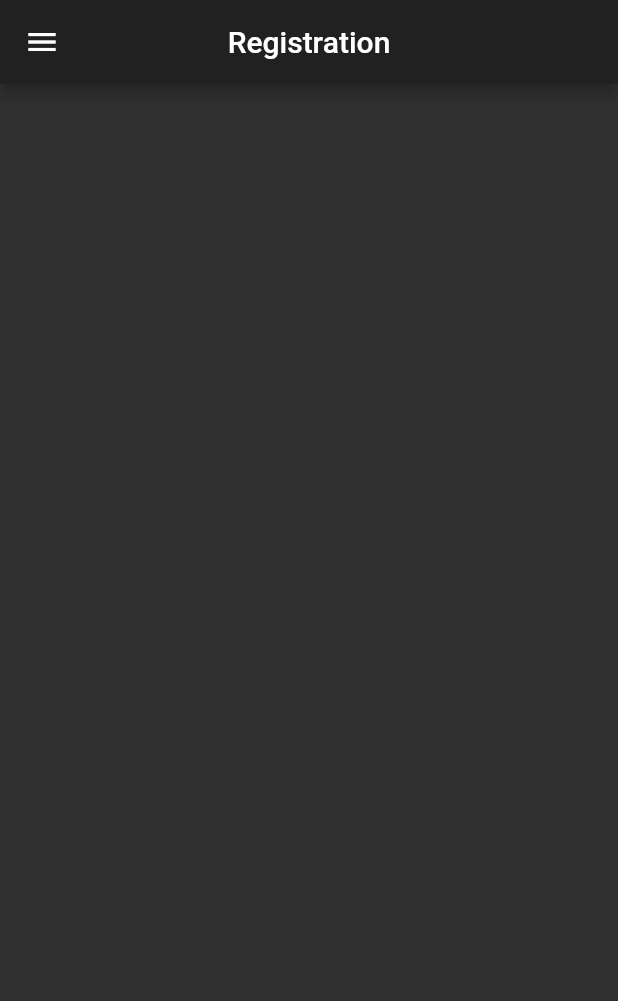
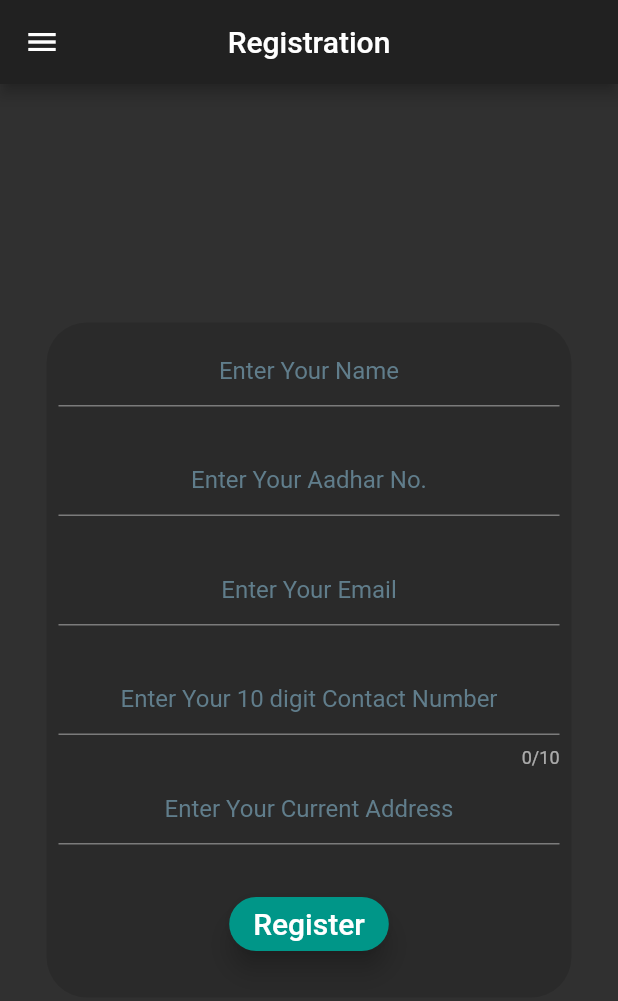
Before and after one commit to abhirup-deb/Hospital_Municipal_Portal, a Flutter app: the Registration screen opened by its route, on a phone screen of 412 x 824 dp. Shown: the top 1001 px of the screen. Run offline on Flutter 3.47's test engine with Material 2 defaults, Android fonts, the phone set to English and light mode, and no system bars; our stand-ins replace flushbar.

Commit message:
Registration Fields Added

```diff
--- a/Desktop/hospital_portal/lib/screens/Registration.dart
+++ b/Desktop/hospital_portal/lib/screens/Registration.dart
@@ -2,6 +2,7 @@ import 'package:flutter/material.dart';
 import 'package:hospital_portal/screens/Homepage.dart';
 import 'package:hospital_portal/screens/Verification.dart';
 import 'package:hospital_portal/screens/Hospital.dart';
+import 'package:flushbar/flushbar.dart';
 
 
 class Registration extends StatefulWidget {
@@ -11,6 +12,26 @@ class Registration extends StatefulWidget {
 }
 
 class _RegistrationState extends  State<Registration>{
+  bool _validate1 = false;
+  bool _validate2 = false;
+  bool _validate3 = false;
+  bool digit = false;
+  final _name = TextEditingController();
+  final _aadhar = TextEditingController();
+  final _email = TextEditingController();
+  final _num = TextEditingController();
+  final _add = TextEditingController();
+
+  @override
+  void dispose() {
+    _name.dispose();
+    _aadhar.dispose();
+    _email.dispose();
+    _num.dispose();
+    _add.dispose();
+    super.dispose();
+  }
+
   @override
   Widget build(BuildContext context) {
     return Scaffold(
@@ -53,7 +74,86 @@ class _RegistrationState extends  State<Registration>{
               },
             ),
           ],
-        ),)
+        ),
+        ),
+        body: Center(
+        child: Container(
+          padding: EdgeInsets.all(8.0),
+          height: 450.0,
+          width: 350.0,
+          decoration: BoxDecoration(borderRadius: BorderRadius.circular(27.0),color: Colors.black12),
+          child: ListView(
+            children: <Widget>[
+              Container(height: 70.0,width:240.0,
+                  child: TextField(style: TextStyle(color: Colors.white70),controller: _name,textAlign: TextAlign.center,decoration: InputDecoration(
+                    hintText: 'Enter Your Name',hintStyle: TextStyle(color: Colors.blueGrey,),errorText: _validate1?"Please Fill up this Field":null,
+                  ),)),
+
+              SizedBox(
+                height: 3.0,
+              ),
+              Container(height: 70.0,width:240.0,
+                  child: TextField(style: TextStyle(color: Colors.white70),controller:_aadhar,textAlign: TextAlign.center,decoration: InputDecoration(
+                    hintText: 'Enter Your Aadhar No.',hintStyle: TextStyle(color: Colors.blueGrey,),errorText: _validate2?"Please Fill up this Field":null,
+                  ),)),
+              SizedBox(
+                height: 3.0,
+              ),
+              Container(height: 70.0,width:240.0,
+                  child: TextField(style: TextStyle(color: Colors.white70),controller: _email,keyboardType: TextInputType.emailAddress,textAlign: TextAlign.center,decoration: InputDecoration(
+                    hintText: 'Enter Your Email',hintStyle: TextStyle(color: Colors.blueGrey),
+                  ),)),
+              SizedBox(
+                height: 3.0,
+              ),
+              Container(height: 70.0,width:240.0,
+                  child: TextField(style: TextStyle(color: Colors.white70),maxLength:10,controller: _num,textAlign: TextAlign.center,keyboardType: TextInputType.number,decoration: InputDecoration(
+                    hintText: 'Enter Your 10 digit Contact Number',hintStyle: TextStyle(color: Colors.blueGrey,),errorText: _validate3?"Please Fill up this Field":null,
+                  ),)),
+              SizedBox(
+                height: 3.0,
+              ),
+              Container(height: 70.0,width:240.0,
+                  child: TextField(style: TextStyle(color: Colors.white70),controller: _add,textAlign: TextAlign.center,decoration: InputDecoration(
+                      hintText: 'Enter Your Current Address',hintStyle: TextStyle(color: Colors.blueGrey)
+                  ),)),
+              SizedBox(
+                height: 3.0,
+              ),
+
+              SizedBox(height: 4.0,),
+              Center(
+                child: RaisedButton(onPressed: (){
+                  setState(() {
+                    _name.text.isEmpty?_validate1=true:_validate1=false;
+                    _aadhar.text.isEmpty?_validate2=true:_validate2=false;
+                    _num.text.isEmpty?_validate3=true:_validate3=false;
+                    if(_num.text.length==10){
+                      digit = true;
+                    }
+                    else{
+                      Flushbar(
+                        message: "Enter a 10 digit Contact Number",
+                        icon: Icon(
+                          Icons.info,
+                          size: 20.0,
+                          color: Colors.red[500],
+                        ),
+                        duration: Duration(seconds: 5),
+                        leftBarIndicatorColor: Colors.red[200],
+                      )..show(context);
+                    }
+                  });
+                  if(_validate1==false && _validate2==false && _validate3==false && digit==true){
+                    Navigator.pushNamed(context,C_Signin.id);
+                  }
+                },
+                  child: Text('Register',style: TextStyle(fontSize: 20.0),),color: Colors.teal,elevation: 7.0,shape: RoundedRectangleBorder(borderRadius: BorderRadius.circular(38.0),),),
+              ),
+            ],
+          ),
+        ),
+    ),
     );
   }
 }
```
